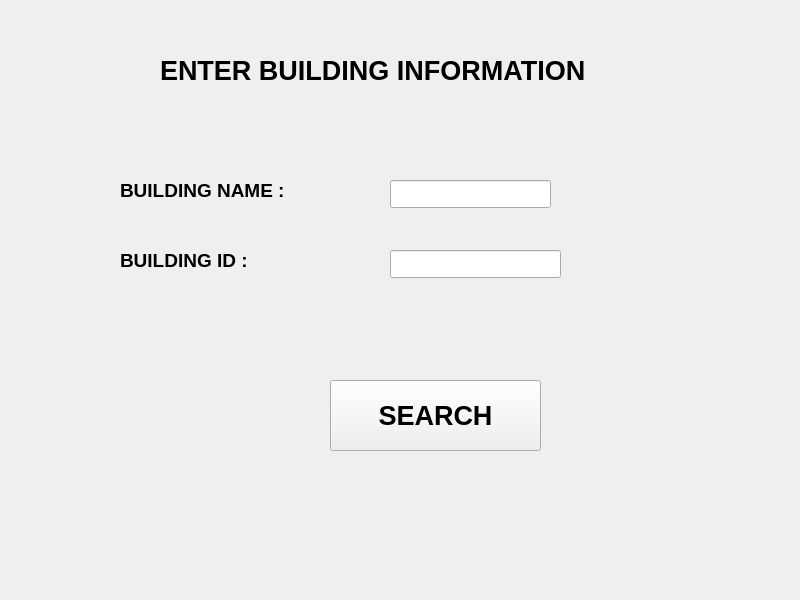
Old version of the form my_project.ui in the repository se560192-ctrl/gui_smart_camous_system_ASU.
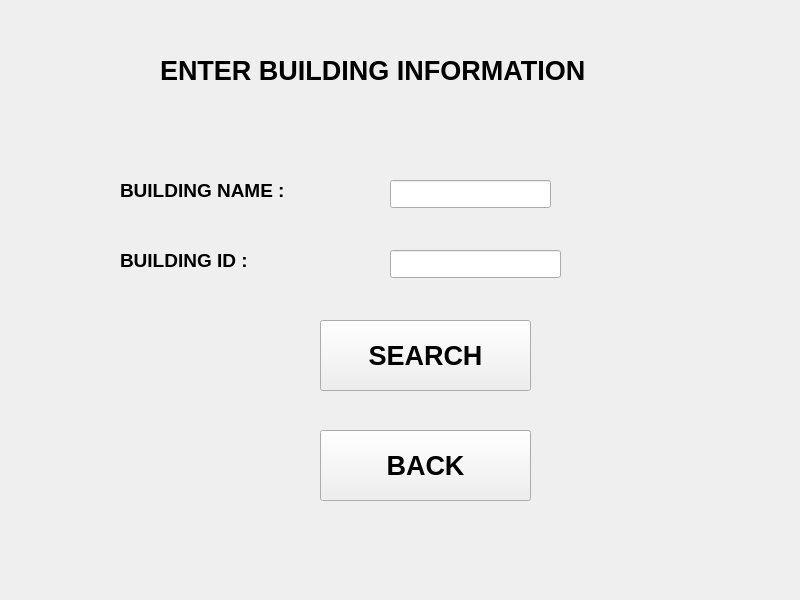
New version of the form. The open tabs and pages were chosen to show the change.

Commit message: Final project fixes and save data logic

The edit to the form file:
```diff
--- a/my_project.ui
+++ b/my_project.ui
@@ -12,7 +12,8 @@
   </property>
   <property name="font">
    <font>
-    <pointsize>10</pointsize>
+    <pointsize>14</pointsize>
+    <bold>true</bold>
    </font>
   </property>
   <property name="cursor">
@@ -226,8 +227,8 @@
     <widget class="QPushButton" name="Search_building">
      <property name="geometry">
       <rect>
-       <x>310</x>
-       <y>370</y>
+       <x>300</x>
+       <y>310</y>
        <width>211</width>
        <height>71</height>
       </rect>
@@ -242,6 +243,25 @@
       <string>SEARCH</string>
      </property>
     </widget>
+    <widget class="QPushButton" name="BACK_FROM_DISPLAY">
+     <property name="geometry">
+      <rect>
+       <x>300</x>
+       <y>420</y>
+       <width>211</width>
+       <height>71</height>
+      </rect>
+     </property>
+     <property name="font">
+      <font>
+       <pointsize>20</pointsize>
+       <bold>true</bold>
+      </font>
+     </property>
+     <property name="text">
+      <string>BACK</string>
+     </property>
+    </widget>
    </widget>
    <widget class="QWidget" name="DISPLAY_BUILDING_INFO1_2">
     <widget class="QLabel" name="label_16">
```
Left out of the diff: 1 changed line with no effect on the pictures. The commit also changes 6 other files.
